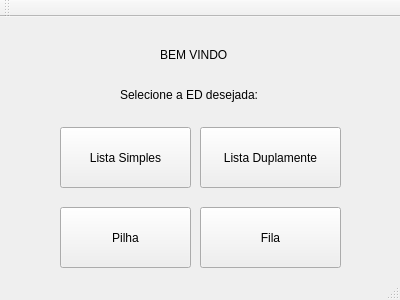
Qt form mainwindow.ui (artcurty/GedQT) before a commit.
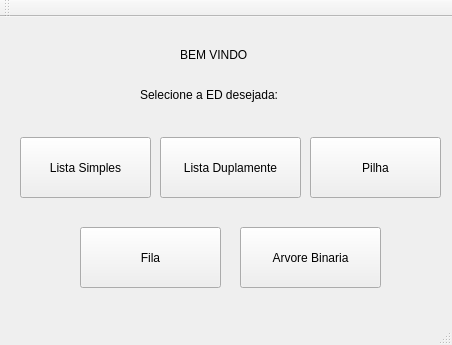
The same form after that commit.

Patch:
```diff
--- a/mainwindow.ui
+++ b/mainwindow.ui
@@ -6,8 +6,8 @@
    <rect>
     <x>0</x>
     <y>0</y>
-    <width>400</width>
-    <height>300</height>
+    <width>452</width>
+    <height>345</height>
    </rect>
   </property>
   <property name="windowTitle">
@@ -17,8 +17,8 @@
    <widget class="QPushButton" name="fila">
     <property name="geometry">
      <rect>
-      <x>200</x>
-      <y>190</y>
+      <x>80</x>
+      <y>210</y>
       <width>141</width>
       <height>61</height>
      </rect>
@@ -30,9 +30,9 @@
    <widget class="QLabel" name="label">
     <property name="geometry">
      <rect>
-      <x>160</x>
+      <x>180</x>
       <y>30</y>
-      <width>71</width>
+      <width>91</width>
       <height>16</height>
      </rect>
     </property>
@@ -43,8 +43,8 @@
    <widget class="QPushButton" name="lista">
     <property name="geometry">
      <rect>
-      <x>200</x>
-      <y>110</y>
+      <x>160</x>
+      <y>120</y>
       <width>141</width>
       <height>61</height>
      </rect>
@@ -56,8 +56,8 @@
    <widget class="QPushButton" name="pilha">
     <property name="geometry">
      <rect>
-      <x>60</x>
-      <y>190</y>
+      <x>310</x>
+      <y>120</y>
       <width>131</width>
       <height>61</height>
      </rect>
@@ -69,9 +69,9 @@
    <widget class="QLabel" name="label_2">
     <property name="geometry">
      <rect>
-      <x>120</x>
+      <x>140</x>
       <y>70</y>
-      <width>161</width>
+      <width>181</width>
       <height>16</height>
      </rect>
     </property>
@@ -82,8 +82,8 @@
    <widget class="QPushButton" name="pushButton">
     <property name="geometry">
      <rect>
-      <x>60</x>
-      <y>110</y>
+      <x>20</x>
+      <y>120</y>
       <width>131</width>
       <height>61</height>
      </rect>
@@ -92,6 +92,19 @@
      <string>Lista Simples</string>
     </property>
    </widget>
+   <widget class="QPushButton" name="fila_2">
+    <property name="geometry">
+     <rect>
+      <x>240</x>
+      <y>210</y>
+      <width>141</width>
+      <height>61</height>
+     </rect>
+    </property>
+    <property name="text">
+     <string>Arvore Binaria</string>
+    </property>
+   </widget>
   </widget>
   <widget class="QStatusBar" name="statusBar"/>
   <widget class="QToolBar" name="mainToolBar">
```
